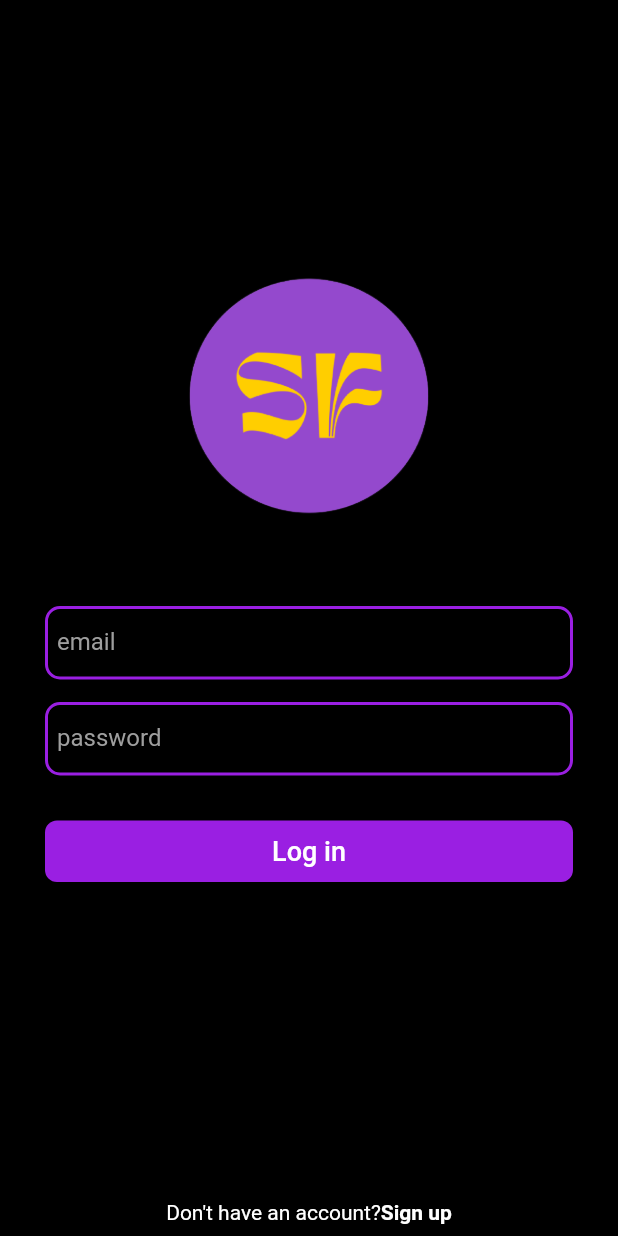
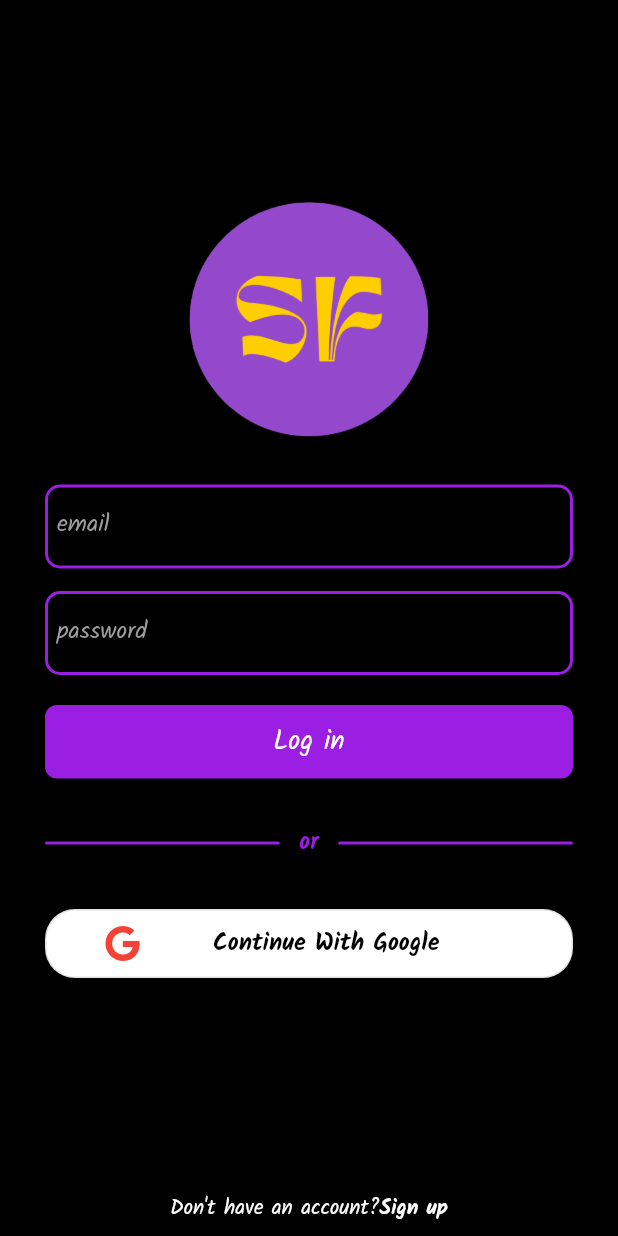
Before and after one commit to mohammed-swafvan/social-flow, a Flutter app: the screen it shows after launch, on a phone screen of 412 x 824 dp. Run offline on Flutter 3.47's test engine with Material 2 defaults, Android fonts, the light colour scheme and no system bars; our stand-ins replace cloud_firestore, firebase_auth, firebase_core, firebase_storage, font_awesome_flutter, google_fonts and 2 more; accounts and stored records are empty.

Commit message:
sign in with google available now

```diff
--- a/lib/main.dart
+++ b/lib/main.dart
@@ -4,6 +4,7 @@ import 'package:flutter/material.dart';
 import 'package:provider/provider.dart';
 import 'package:social_flow/presentation/screens/splash_screen.dart';
 import 'package:social_flow/presentation/utils/utils.dart';
+import 'package:social_flow/providers/google_button_provider.dart';
 import 'package:social_flow/providers/user_provider.dart';
 
 void main() async {
@@ -29,7 +30,10 @@ class MyApp extends StatelessWidget {
   @override
   Widget build(BuildContext context) {
     return MultiProvider(
-      providers: [ChangeNotifierProvider(create: (_) => UserProvider())],
+      providers: [
+        ChangeNotifierProvider(create: (_) => UserProvider()),
+        ChangeNotifierProvider(create: (_) => GoogleButtonProvider()),
+      ],
       child: MaterialApp(
         debugShowCheckedModeBanner: false,
         title: 'Social Flow',
--- a/lib/presentation/screens/add_post_screen.dart
+++ b/lib/presentation/screens/add_post_screen.dart
@@ -50,7 +50,11 @@ class _AddPostScreenState extends State<AddPostScreen> {
                   ),
                   kHeight10,
                   CustomTextWidget(
-                      name: "  Add  Post", size: 18, fontWeight: FontWeight.w500, textColor: kYellowColor.withOpacity(0.7))
+                    name: "Add Post",
+                    size: 18,
+                    fontWeight: FontWeight.bold,
+                    textColor: kYellowColor.withOpacity(0.8),
+                  )
                 ],
               ),
             ),
--- a/lib/presentation/screens/login_screen.dart
+++ b/lib/presentation/screens/login_screen.dart
@@ -1,7 +1,7 @@
-
 import 'package:flutter/material.dart';
 import 'package:social_flow/presentation/screens/sign_up_screen.dart';
 import 'package:social_flow/presentation/widgets/circular_progress.dart';
+import 'package:social_flow/presentation/widgets/google_signin_button.dart';
 import 'package:social_flow/presentation/widgets/logo.dart';
 import 'package:social_flow/presentation/widgets/text.dart';
 import 'package:social_flow/presentation/widgets/text_field_input.dart';
@@ -48,7 +48,6 @@ class _LoginScreenState extends State<LoginScreen> {
               ),
               const SocilaFlowLogo(radius: 80),
               kHeight30,
-              kHeight30,
               TextFieldWidget(
                 textEdingController: emailController,
                 hintText: "enter your email",
@@ -63,7 +62,7 @@ class _LoginScreenState extends State<LoginScreen> {
                 textInputType: TextInputType.text,
                 isPass: true,
               ),
-              kHeight30,
+              kHeight20,
               Padding(
                 padding: const EdgeInsets.symmetric(horizontal: 30),
                 child: InkWell(
@@ -91,7 +90,29 @@ class _LoginScreenState extends State<LoginScreen> {
                   ),
                 ),
               ),
-              kHeight20,
+              kHeight30,
+              Padding(
+                padding: const EdgeInsets.symmetric(horizontal: 30),
+                child: Row(
+                  mainAxisAlignment: MainAxisAlignment.spaceBetween,
+                  children: [
+                    customLine(screenWidth),
+                    CustomTextWidget(name: "or", size: 16, fontWeight: FontWeight.bold, textColor: kMainColor),
+                    customLine(screenWidth),
+                  ],
+                ),
+              ),
+              kHeight30,
+              FutureBuilder(
+                  future: AuthMethods().initializeFirebase(),
+                  builder: (context, snapshot) {
+                    if (snapshot.hasError) {
+                      return const Text("Error Initializing Firebase");
+                    } else if (snapshot.connectionState == ConnectionState.waiting) {
+                      return const CircularProgressWidget();
+                    }
+                    return const GoogleSignInButton();
+                  }),
               Flexible(
                 flex: 1,
                 child: Container(),
--- a/lib/presentation/utils/utils.dart
+++ b/lib/presentation/utils/utils.dart
@@ -10,7 +10,7 @@ ThemeData themeData() {
     primaryColor: kMainColor,
     primarySwatch: Colors.purple,
     scaffoldBackgroundColor: kBackgroundColor,
-    fontFamily: GoogleFonts.irishGrover().fontFamily,
+    fontFamily: GoogleFonts.kalam().fontFamily,
     textTheme: TextTheme(
       bodyLarge: TextStyle(
         color: kWhiteColor,
@@ -51,7 +51,7 @@ BottomNavigationBarItem bottomNavItems({required IconData navIcon, required int
 }
 
 TextStyle customTextStyle(Color textColor, double size, FontWeight fontWeight) {
-  return GoogleFonts.irishGrover(
+  return GoogleFonts.kalam(
     textStyle: TextStyle(
       color: textColor,
       fontSize: size,
@@ -78,3 +78,14 @@ Column customStatColumn(String number, String item) {
     ],
   );
 }
+
+Container customLine(screenWidth) {
+  return Container(
+    height: 2,
+    width: screenWidth * 0.38,
+    decoration: BoxDecoration(
+      borderRadius: const BorderRadius.all(Radius.circular(10)),
+      color: kMainColor,
+    ),
+  );
+}
--- /dev/null
+++ b/lib/presentation/widgets/google_signin_button.dart
@@ -0,0 +1,74 @@
+
+// ignore_for_file: use_build_context_synchronously
+import 'package:firebase_auth/firebase_auth.dart';
+import 'package:flutter/material.dart';
+import 'package:font_awesome_flutter/font_awesome_flutter.dart';
+import 'package:provider/provider.dart';
+import 'package:social_flow/presentation/utils/colors.dart';
+import 'package:social_flow/presentation/widgets/circular_progress.dart';
+import 'package:social_flow/presentation/widgets/text.dart';
+import 'package:social_flow/providers/google_button_provider.dart';
+import 'package:social_flow/resources/auth_methods.dart';
+import 'package:social_flow/responsive/mobile_screen_layout.dart';
+import 'package:social_flow/responsive/responsive_layout_screen.dart';
+import 'package:social_flow/responsive/web_screen_layout.dart';
+
+class GoogleSignInButton extends StatelessWidget {
+  const GoogleSignInButton({super.key});
+
+  @override
+  Widget build(BuildContext context) {
+    return Consumer<GoogleButtonProvider>(builder: (context, value, _) {
+      return Padding(
+        padding: const EdgeInsets.symmetric(horizontal: 30),
+        child: value.isSignIn
+            ? const CircularProgressWidget()
+            : OutlinedButton(
+                style: ButtonStyle(
+                  backgroundColor: MaterialStateProperty.all(Colors.white),
+                  shape: MaterialStateProperty.all(
+                    RoundedRectangleBorder(
+                      borderRadius: BorderRadius.circular(20),
+                    ),
+                  ),
+                ),
+                onPressed: () async {
+                  value.signInTrue();
+                  User? user = await AuthMethods().signInWithGoogle(context: context);
+
+                  if (user != null) {
+                    Navigator.pushReplacement(
+                      context,
+                      MaterialPageRoute(
+                        builder: (context) => const ResponsiveLayout(
+                          mobileScreenLayout: MobileScreenLayout(),
+                          webScreenLayout: WebScreenLayout(),
+                        ),
+                      ),
+                    );
+                  }
+                  value.signInFalse();
+                },
+                child: Padding(
+                  padding: const EdgeInsets.symmetric(vertical: 10),
+                  child: Row(
+                    mainAxisAlignment: MainAxisAlignment.spaceAround,
+                    children: [
+                      FaIcon(
+                        FontAwesomeIcons.google,
+                        color: kRedColor,
+                      ),
+                      CustomTextWidget(
+                        name: "Continue With Google",
+                        size: 16,
+                        fontWeight: FontWeight.bold,
+                        textColor: kBackgroundColor,
+                      ),
+                      const SizedBox(),
+                    ],
+                  ),
+                )),
+      );
+    });
+  }
+}
--- a/lib/presentation/widgets/text.dart
+++ b/lib/presentation/widgets/text.dart
@@ -12,7 +12,7 @@ class CustomTextWidget extends StatelessWidget {
   Widget build(BuildContext context) {
     return Text(
       name,
-      style: GoogleFonts.irishGrover(
+      style: GoogleFonts.kalam(
         textStyle: TextStyle(
           color: textColor,
           fontSize: size,
--- /dev/null
+++ b/lib/providers/google_button_provider.dart
@@ -0,0 +1,16 @@
+import 'package:flutter/material.dart';
+
+class GoogleButtonProvider extends ChangeNotifier {
+  bool isSignIn = false;
+
+  signInTrue() {
+    isSignIn = true;
+    notifyListeners();
+  }
+
+  signInFalse() {
+    isSignIn = false;
+    notifyListeners();
+  }
+
+}
--- a/pubspec.yaml
+++ b/pubspec.yaml
@@ -44,6 +44,8 @@ dependencies:
   provider: ^6.0.5
   uuid: ^3.0.7
   intl: ^0.18.1
+  google_sign_in: ^6.1.2
+  font_awesome_flutter: ^10.4.0
 
 
 dev_dependencies:
```
Also changed, not shown: lib/presentation/screens/account_screen.dart (+11 -1 lines), lib/presentation/widgets/post_cart.dart (+10 -11 lines), lib/presentation/widgets/profile_view_widget.dart (+8 -1 lines), lib/resources/auth_methods.dart (+75 -3 lines), pubspec.lock, 1 other file.
